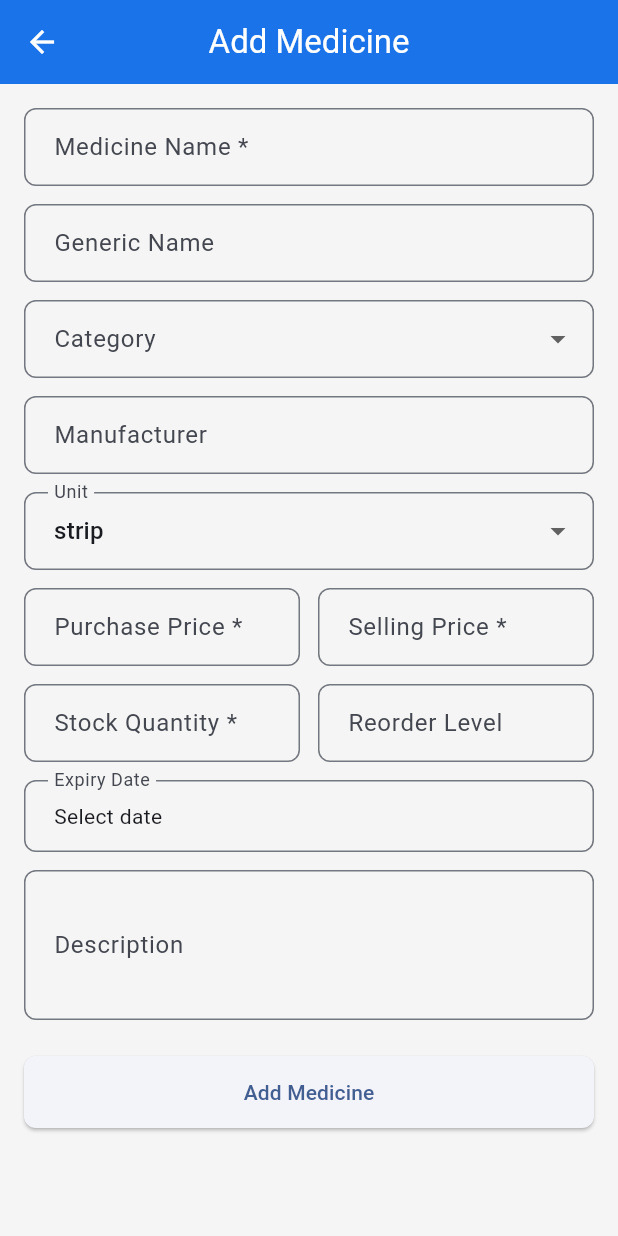
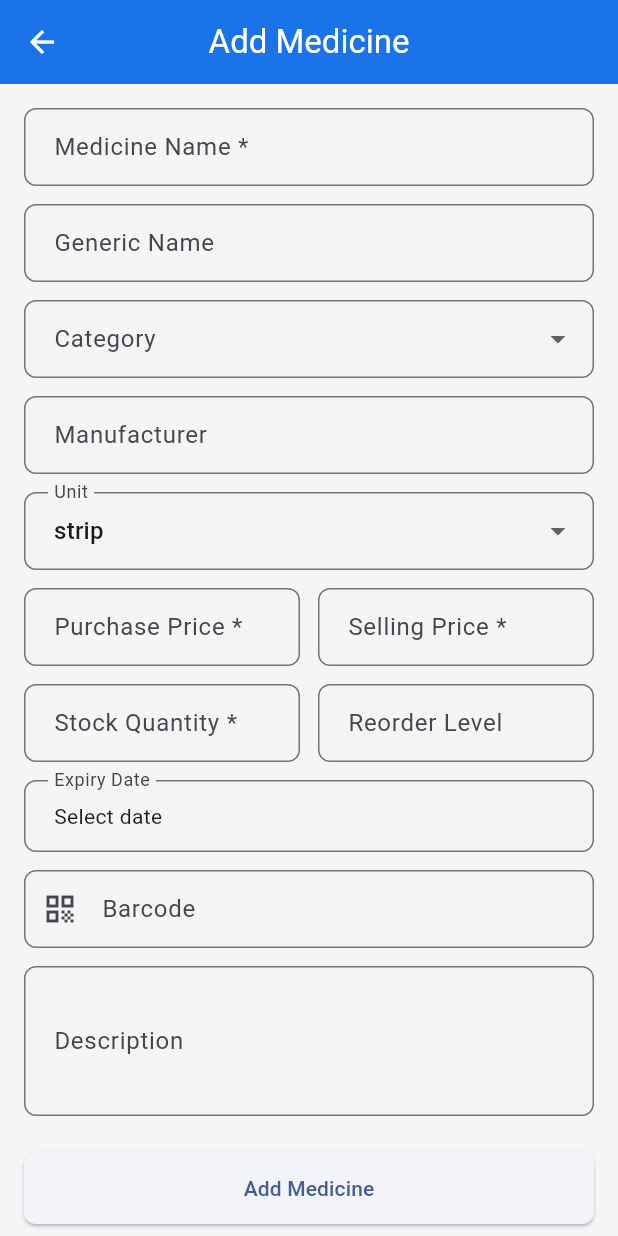
Before and after one commit to founder-kindigi/MediOS, a Flutter app: the AddMedicineScreen screen opened by its route, on a phone screen of 412 x 824 dp. Run offline on Flutter 3.47's test engine with Material 3 defaults, Android fonts, the phone set to English and light mode, and no system bars; our stand-ins replace fl_chart, pdf, printing, share_plus, sqflite_common, sqflite_common_ffi and 1 more; accounts and stored records are empty.

Commit message:
Add barcode support for medicines
- Added barcode field to MedicineModel and DB schema (v3 migration)
- AddMedicineScreen: barcode input field with QR icon
- InventoryService.searchMedicines: searches by barcode too
- Inventory detail sheet: shows barcode if present
- BarcodeScanScreen: dedicated barcode lookup with auto-search as you type
- Search on scan by exact barcode match or medicine name
- Inventory AppBar: QR scan button alongside stock adjustment
- DB version bump 1->2->3 with ALTER TABLE migration

```diff
--- a/lib/core/constants/app_constants.dart
+++ b/lib/core/constants/app_constants.dart
@@ -2,7 +2,7 @@ class AppConstants {
   static const String appName = 'MediOS';
   static const String appVersion = '1.0.0';
   static const String dbName = 'medios.db';
-  static const int dbVersion = 2;
+  static const int dbVersion = 3;
 
   static const String defaultCurrency = '₨';
   static const int lowStockThreshold = 10;
--- a/lib/core/database/src/db_io.dart
+++ b/lib/core/database/src/db_io.dart
@@ -42,12 +42,15 @@ class DatabaseHelper {
       await db.execute('''CREATE TABLE returns (id INTEGER PRIMARY KEY AUTOINCREMENT, sale_id INTEGER, bill_number TEXT, return_number TEXT NOT NULL UNIQUE, return_date TEXT NOT NULL, total_refund REAL NOT NULL DEFAULT 0, reason TEXT NOT NULL DEFAULT 'damaged', notes TEXT, created_at TEXT NOT NULL, FOREIGN KEY (sale_id) REFERENCES sales(id) ON DELETE SET NULL)''');
       await db.execute('''CREATE TABLE return_items (id INTEGER PRIMARY KEY AUTOINCREMENT, return_id INTEGER NOT NULL, medicine_id INTEGER NOT NULL, medicine_name TEXT, quantity INTEGER NOT NULL, unit_price REAL NOT NULL, total_refund REAL NOT NULL, FOREIGN KEY (return_id) REFERENCES returns(id) ON DELETE CASCADE, FOREIGN KEY (medicine_id) REFERENCES medicines(id))''');
     }
+    if (oldVersion < 3) {
+      await db.execute("ALTER TABLE medicines ADD COLUMN barcode TEXT");
+    }
   }
 
   Future<void> _createTables(Database db) async {
     await db.execute('''CREATE TABLE users (id INTEGER PRIMARY KEY AUTOINCREMENT, username TEXT NOT NULL UNIQUE, password_hash TEXT NOT NULL, full_name TEXT NOT NULL, role TEXT NOT NULL DEFAULT 'pharmacist', created_at TEXT NOT NULL)''');
     await db.execute('''CREATE TABLE categories (id INTEGER PRIMARY KEY AUTOINCREMENT, name TEXT NOT NULL UNIQUE, description TEXT, created_at TEXT NOT NULL)''');
-    await db.execute('''CREATE TABLE medicines (id INTEGER PRIMARY KEY AUTOINCREMENT, name TEXT NOT NULL, generic_name TEXT, category_id INTEGER, manufacturer TEXT, unit TEXT NOT NULL DEFAULT 'strip', purchase_price REAL NOT NULL DEFAULT 0, selling_price REAL NOT NULL DEFAULT 0, stock_quantity INTEGER NOT NULL DEFAULT 0, reorder_level INTEGER NOT NULL DEFAULT 10, expiry_date TEXT, description TEXT, created_at TEXT NOT NULL, updated_at TEXT NOT NULL, FOREIGN KEY (category_id) REFERENCES categories(id) ON DELETE SET NULL)''');
+    await db.execute('''CREATE TABLE medicines (id INTEGER PRIMARY KEY AUTOINCREMENT, name TEXT NOT NULL, generic_name TEXT, category_id INTEGER, manufacturer TEXT, unit TEXT NOT NULL DEFAULT 'strip', purchase_price REAL NOT NULL DEFAULT 0, selling_price REAL NOT NULL DEFAULT 0, stock_quantity INTEGER NOT NULL DEFAULT 0, reorder_level INTEGER NOT NULL DEFAULT 10, expiry_date TEXT, barcode TEXT, description TEXT, created_at TEXT NOT NULL, updated_at TEXT NOT NULL, FOREIGN KEY (category_id) REFERENCES categories(id) ON DELETE SET NULL)''');
     await db.execute('''CREATE TABLE suppliers (id INTEGER PRIMARY KEY AUTOINCREMENT, name TEXT NOT NULL, contact_person TEXT, phone TEXT NOT NULL, email TEXT, address TEXT, created_at TEXT NOT NULL, updated_at TEXT NOT NULL)''');
     await db.execute('''CREATE TABLE customers (id INTEGER PRIMARY KEY AUTOINCREMENT, name TEXT NOT NULL, phone TEXT NOT NULL, email TEXT, address TEXT, created_at TEXT NOT NULL)''');
     await db.execute('''CREATE TABLE sales (id INTEGER PRIMARY KEY AUTOINCREMENT, customer_id INTEGER, customer_name TEXT, bill_number TEXT NOT NULL UNIQUE, sale_date TEXT NOT NULL, total_amount REAL NOT NULL DEFAULT 0, discount REAL, tax REAL, net_amount REAL NOT NULL DEFAULT 0, payment_method TEXT NOT NULL DEFAULT 'cash', notes TEXT, created_at TEXT NOT NULL, FOREIGN KEY (customer_id) REFERENCES customers(id) ON DELETE SET NULL)''');
--- a/lib/core/database/src/db_web.dart
+++ b/lib/core/database/src/db_web.dart
@@ -38,12 +38,15 @@ class DatabaseHelper {
       await db.execute('''CREATE TABLE returns (id INTEGER PRIMARY KEY AUTOINCREMENT, sale_id INTEGER, bill_number TEXT, return_number TEXT NOT NULL UNIQUE, return_date TEXT NOT NULL, total_refund REAL NOT NULL DEFAULT 0, reason TEXT NOT NULL DEFAULT 'damaged', notes TEXT, created_at TEXT NOT NULL, FOREIGN KEY (sale_id) REFERENCES sales(id) ON DELETE SET NULL)''');
       await db.execute('''CREATE TABLE return_items (id INTEGER PRIMARY KEY AUTOINCREMENT, return_id INTEGER NOT NULL, medicine_id INTEGER NOT NULL, medicine_name TEXT, quantity INTEGER NOT NULL, unit_price REAL NOT NULL, total_refund REAL NOT NULL, FOREIGN KEY (return_id) REFERENCES returns(id) ON DELETE CASCADE, FOREIGN KEY (medicine_id) REFERENCES medicines(id))''');
     }
+    if (oldVersion < 3) {
+      await db.execute("ALTER TABLE medicines ADD COLUMN barcode TEXT");
+    }
   }
 
   Future<void> _createTables(Database db) async {
     await db.execute('''CREATE TABLE users (id INTEGER PRIMARY KEY AUTOINCREMENT, username TEXT NOT NULL UNIQUE, password_hash TEXT NOT NULL, full_name TEXT NOT NULL, role TEXT NOT NULL DEFAULT 'pharmacist', created_at TEXT NOT NULL)''');
     await db.execute('''CREATE TABLE categories (id INTEGER PRIMARY KEY AUTOINCREMENT, name TEXT NOT NULL UNIQUE, description TEXT, created_at TEXT NOT NULL)''');
-    await db.execute('''CREATE TABLE medicines (id INTEGER PRIMARY KEY AUTOINCREMENT, name TEXT NOT NULL, generic_name TEXT, category_id INTEGER, manufacturer TEXT, unit TEXT NOT NULL DEFAULT 'strip', purchase_price REAL NOT NULL DEFAULT 0, selling_price REAL NOT NULL DEFAULT 0, stock_quantity INTEGER NOT NULL DEFAULT 0, reorder_level INTEGER NOT NULL DEFAULT 10, expiry_date TEXT, description TEXT, created_at TEXT NOT NULL, updated_at TEXT NOT NULL, FOREIGN KEY (category_id) REFERENCES categories(id) ON DELETE SET NULL)''');
+    await db.execute('''CREATE TABLE medicines (id INTEGER PRIMARY KEY AUTOINCREMENT, name TEXT NOT NULL, generic_name TEXT, category_id INTEGER, manufacturer TEXT, unit TEXT NOT NULL DEFAULT 'strip', purchase_price REAL NOT NULL DEFAULT 0, selling_price REAL NOT NULL DEFAULT 0, stock_quantity INTEGER NOT NULL DEFAULT 0, reorder_level INTEGER NOT NULL DEFAULT 10, expiry_date TEXT, barcode TEXT, description TEXT, created_at TEXT NOT NULL, updated_at TEXT NOT NULL, FOREIGN KEY (category_id) REFERENCES categories(id) ON DELETE SET NULL)''');
     await db.execute('''CREATE TABLE suppliers (id INTEGER PRIMARY KEY AUTOINCREMENT, name TEXT NOT NULL, contact_person TEXT, phone TEXT NOT NULL, email TEXT, address TEXT, created_at TEXT NOT NULL, updated_at TEXT NOT NULL)''');
     await db.execute('''CREATE TABLE customers (id INTEGER PRIMARY KEY AUTOINCREMENT, name TEXT NOT NULL, phone TEXT NOT NULL, email TEXT, address TEXT, created_at TEXT NOT NULL)''');
     await db.execute('''CREATE TABLE sales (id INTEGER PRIMARY KEY AUTOINCREMENT, customer_id INTEGER, customer_name TEXT, bill_number TEXT NOT NULL UNIQUE, sale_date TEXT NOT NULL, total_amount REAL NOT NULL DEFAULT 0, discount REAL, tax REAL, net_amount REAL NOT NULL DEFAULT 0, payment_method TEXT NOT NULL DEFAULT 'cash', notes TEXT, created_at TEXT NOT NULL, FOREIGN KEY (customer_id) REFERENCES customers(id) ON DELETE SET NULL)''');
--- a/lib/core/services/seed_data_service.dart
+++ b/lib/core/services/seed_data_service.dart
@@ -26,6 +26,7 @@ class SeedDataService {
               'generic_name': p['generic_name'] as String? ?? '',
               'manufacturer': p['manufacturer'] as String? ?? '',
               'unit': 'strip',
+              'barcode': p['barcode'] as String?,
               'purchase_price': (p['purchase_price'] as num?)?.toDouble() ?? 0,
               'selling_price': (p['selling_price'] as num?)?.toDouble() ?? 0,
               'stock_quantity': 0,
--- a/lib/features/inventory/screens/add_medicine_screen.dart
+++ b/lib/features/inventory/screens/add_medicine_screen.dart
@@ -22,6 +22,7 @@ class _AddMedicineScreenState extends State<AddMedicineScreen> {
   final _sellingPriceCtrl = TextEditingController();
   final _stockCtrl = TextEditingController();
   final _reorderCtrl = TextEditingController();
+  final _barcodeCtrl = TextEditingController();
   final _descCtrl = TextEditingController();
 
   int? _selectedCategoryId;
@@ -51,6 +52,7 @@ class _AddMedicineScreenState extends State<AddMedicineScreen> {
     _sellingPriceCtrl.text = m.sellingPrice.toString();
     _stockCtrl.text = m.stockQuantity.toString();
     _reorderCtrl.text = m.reorderLevel.toString();
+    _barcodeCtrl.text = m.barcode ?? '';
     _descCtrl.text = m.description ?? '';
     _selectedCategoryId = m.categoryId;
     _expiryDate = m.expiryDate;
@@ -66,6 +68,7 @@ class _AddMedicineScreenState extends State<AddMedicineScreen> {
     _sellingPriceCtrl.dispose();
     _stockCtrl.dispose();
     _reorderCtrl.dispose();
+    _barcodeCtrl.dispose();
     _descCtrl.dispose();
     super.dispose();
   }
@@ -86,6 +89,7 @@ class _AddMedicineScreenState extends State<AddMedicineScreen> {
       stockQuantity: int.parse(_stockCtrl.text),
       reorderLevel: int.parse(_reorderCtrl.text),
       expiryDate: _expiryDate,
+      barcode: _barcodeCtrl.text.trim().isNotEmpty ? _barcodeCtrl.text.trim() : null,
       description: _descCtrl.text.trim(),
     );
 
@@ -207,6 +211,14 @@ class _AddMedicineScreenState extends State<AddMedicineScreen> {
               ),
               const SizedBox(height: 12),
               TextFormField(
+                controller: _barcodeCtrl,
+                decoration: const InputDecoration(
+                  labelText: 'Barcode',
+                  prefixIcon: Icon(Icons.qr_code),
+                ),
+              ),
+              const SizedBox(height: 12),
+              TextFormField(
                 controller: _descCtrl,
                 decoration: const InputDecoration(labelText: 'Description'),
                 maxLines: 3,
--- a/lib/features/inventory/screens/inventory_screen.dart
+++ b/lib/features/inventory/screens/inventory_screen.dart
@@ -52,6 +52,11 @@ class _InventoryScreenState extends State<InventoryScreen> {
       appBar: AppBar(
         title: const Text('Inventory'),
         actions: [
+          IconButton(
+            icon: const Icon(Icons.qr_code_scanner),
+            tooltip: 'Scan Barcode',
+            onPressed: () => Navigator.pushNamed(context, AppRouter.barcodeScan),
+          ),
           IconButton(
             icon: const Icon(Icons.compare_arrows),
             tooltip: 'Stock Adjustment',
@@ -166,6 +171,8 @@ class _InventoryScreenState extends State<InventoryScreen> {
             _detailRow('Generic Name', medicine.genericName),
             _detailRow('Manufacturer', medicine.manufacturer),
             _detailRow('Category', medicine.categoryName ?? '-'),
+            if (medicine.barcode != null && medicine.barcode!.isNotEmpty)
+              _detailRow('Barcode', medicine.barcode!),
             _detailRow('Purchase Price', Helpers.formatCurrency(medicine.purchasePrice)),
             _detailRow('Selling Price', Helpers.formatCurrency(medicine.sellingPrice)),
             _detailRow('Stock', '${medicine.stockQuantity} ${medicine.unit}'),
--- a/lib/features/inventory/services/inventory_service.dart
+++ b/lib/features/inventory/services/inventory_service.dart
@@ -142,7 +142,8 @@ class InventoryService extends ChangeNotifier {
         m.name.toLowerCase().contains(q) ||
         m.genericName.toLowerCase().contains(q) ||
         (m.categoryName?.toLowerCase().contains(q) ?? false) ||
-        m.manufacturer.toLowerCase().contains(q)
+        m.manufacturer.toLowerCase().contains(q) ||
+        (m.barcode?.toLowerCase().contains(q) ?? false)
     ).toList();
   }
 
--- a/lib/main.dart
+++ b/lib/main.dart
@@ -13,6 +13,7 @@ import 'features/inventory/screens/add_medicine_screen.dart';
 import 'features/inventory/screens/transaction_history_screen.dart';
 import 'features/inventory/screens/stock_adjustment_screen.dart';
 import 'features/inventory/screens/expiry_management_screen.dart';
+import 'features/inventory/screens/barcode_scan_screen.dart';
 import 'features/inventory/services/inventory_service.dart';
 import 'features/sales/screens/sales_screen.dart';
 import 'features/sales/screens/new_sale_screen.dart';
@@ -74,6 +75,7 @@ class MediOSApp extends StatelessWidget {
           '${AppRouter.inventory}/add': (ctx) => AddMedicineScreen(medicine: ModalRoute.of(ctx)?.settings.arguments as MedicineModel?),
           AppRouter.stockAdjustment: (_) => const StockAdjustmentScreen(),
           AppRouter.expiryManagement: (_) => const ExpiryManagementScreen(),
+          AppRouter.barcodeScan: (_) => const BarcodeScanScreen(),
           AppRouter.returns: (_) => const ReturnsHistoryScreen(),
           AppRouter.newReturn: (_) => const NewReturnScreen(),
           AppRouter.sales: (_) => const SalesScreen(),
--- a/lib/models/medicine_model.dart
+++ b/lib/models/medicine_model.dart
@@ -11,6 +11,7 @@ class MedicineModel {
   final int stockQuantity;
   final int reorderLevel;
   final DateTime? expiryDate;
+  final String? barcode;
   final String? description;
   final DateTime createdAt;
   final DateTime updatedAt;
@@ -28,6 +29,7 @@ class MedicineModel {
     this.stockQuantity = 0,
     this.reorderLevel = 10,
     this.expiryDate,
+    this.barcode,
     this.description,
     DateTime? createdAt,
     DateTime? updatedAt,
@@ -47,6 +49,7 @@ class MedicineModel {
       'stock_quantity': stockQuantity,
       'reorder_level': reorderLevel,
       'expiry_date': expiryDate?.toIso8601String(),
+      'barcode': barcode,
       'description': description,
       'created_at': createdAt.toIso8601String(),
       'updated_at': updatedAt.toIso8601String(),
@@ -69,6 +72,7 @@ class MedicineModel {
       expiryDate: map['expiry_date'] != null
           ? DateTime.parse(map['expiry_date'] as String)
           : null,
+      barcode: map['barcode'] as String?,
       description: map['description'] as String?,
       createdAt: DateTime.parse(map['created_at'] as String),
       updatedAt: DateTime.parse(map['updated_at'] as String),
@@ -82,7 +86,7 @@ class MedicineModel {
       expiryDate!.difference(DateTime.now()).inDays <= 30 &&
       !isExpired;
 
-  MedicineModel copyWith({int? stockQuantity, double? sellingPrice, int? reorderLevel}) {
+  MedicineModel copyWith({int? stockQuantity, double? sellingPrice, int? reorderLevel, String? barcode}) {
     return MedicineModel(
       id: id,
       name: name,
@@ -96,6 +100,7 @@ class MedicineModel {
       stockQuantity: stockQuantity ?? this.stockQuantity,
       reorderLevel: reorderLevel ?? this.reorderLevel,
       expiryDate: expiryDate,
+      barcode: barcode ?? this.barcode,
       description: description,
       createdAt: createdAt,
       updatedAt: DateTime.now(),
--- a/lib/routes/app_router.dart
+++ b/lib/routes/app_router.dart
@@ -14,6 +14,7 @@ class AppRouter {
   static const String reports = '/reports';
   static const String stockAdjustment = '/inventory/adjust';
   static const String expiryManagement = '/inventory/expiry';
+  static const String barcodeScan = '/inventory/scan';
   static const String returns = '/returns';
   static const String newReturn = '/returns/new';
 }
```
Also changed, not shown: lib/features/inventory/screens/barcode_scan_screen.dart (added, +130 -0 lines), 1 other file.
